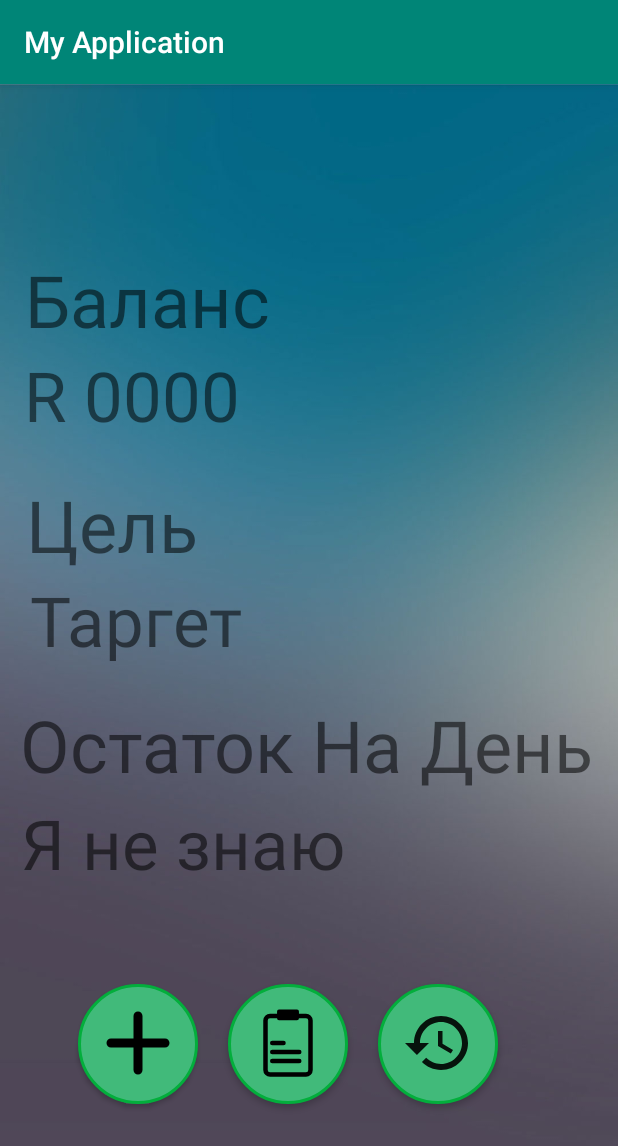
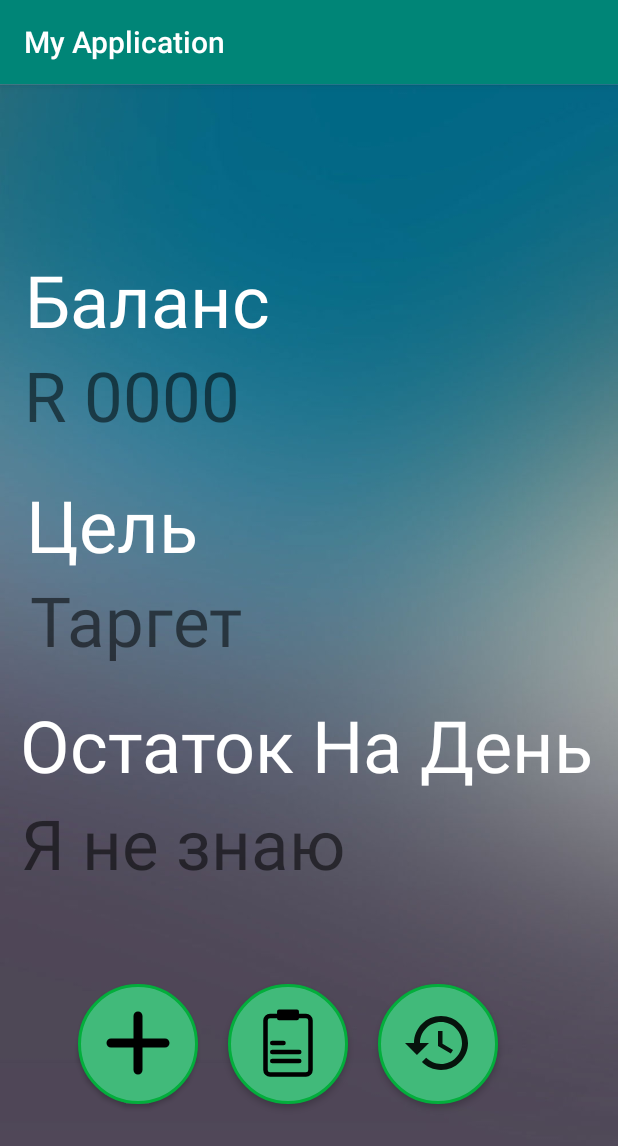
Before and after one commit to KirillKolyshkin/AndroidLearningProject, an Android app: the screen it shows after launch (MainActivity), on a phone screen of 412 x 824 dp. Shown: the top 1146 px of the screen. Run offline under Robolectric (Android 15) with nearby library versions, the phone set to English and light mode, and no system bars.

Commit message:
color change

```diff
--- a/app/src/main/res/layout/activity_main.xml
+++ b/app/src/main/res/layout/activity_main.xml
@@ -15,6 +15,7 @@
             android:id="@+id/txtBalance"
             android:text="Баланс"
             android:textSize="48dp"
+            android:textColor="#FFF"
 
 
             android:layout_alignParentEnd="true"
@@ -43,6 +44,7 @@
             android:id="@+id/txtTarget"
             android:text="Цель"
             android:textSize="48dp"
+            android:textColor="#FFF"
 
 
             android:layout_alignParentEnd="true"
@@ -71,6 +73,7 @@
             android:id="@+id/txtOstatok"
             android:text="Остаток На День"
             android:textSize="48dp"
+            android:textColor="#FFF"
 
 
             android:layout_alignParentEnd="true"
```
